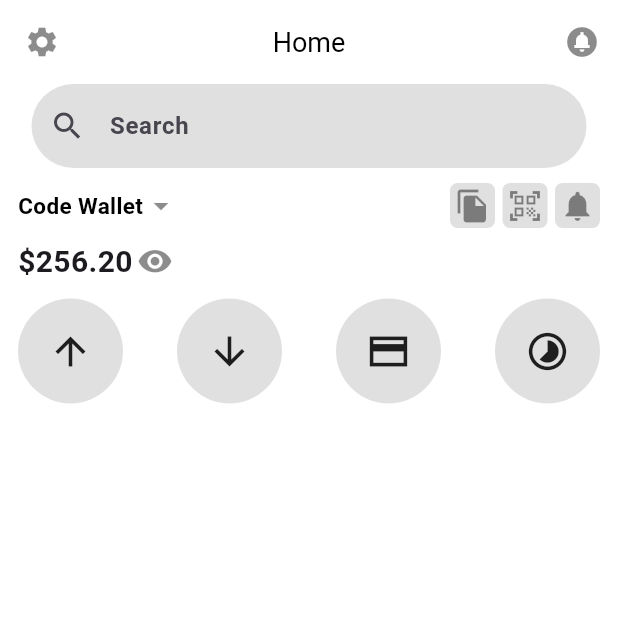
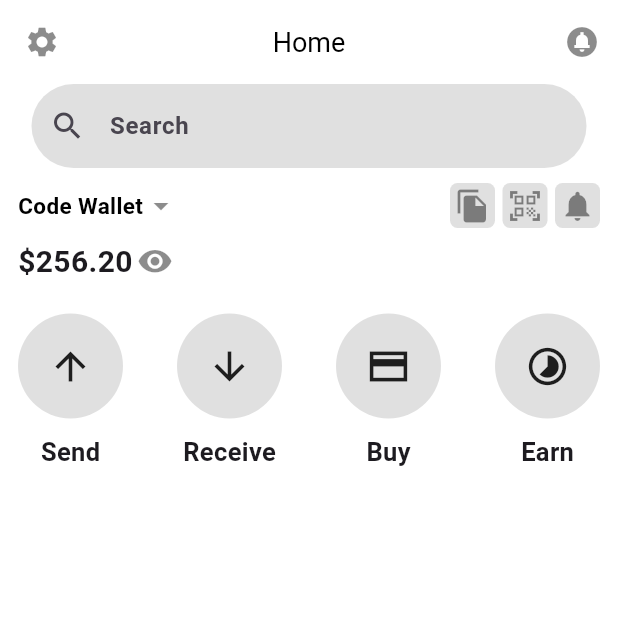
Before and after one commit to hiwaamirii/Trustwallet-UI-Flutter, a Flutter app: the screen it shows after launch, on a phone screen of 412 x 824 dp, the top half of it. Run offline on Flutter 3.47's test engine with Material 3 defaults, Android fonts, the phone set to English and light mode, and no system bars.

Commit message:
Buttons Row Text

```diff
--- a/lib/Screens/home_screen.dart
+++ b/lib/Screens/home_screen.dart
@@ -147,12 +147,14 @@ class _HomeScreenState extends State<HomeScreen> {
               ],
             ),
           ),
-          const SizedBox(height: 10),
+          const SizedBox(height: 20),
           Padding(
             padding: const EdgeInsets.only(right: 12, left: 12),
             child: Row(
               mainAxisAlignment: MainAxisAlignment.spaceBetween,
               children: [
+                Column(
+                  children: <Widget>[
                     Container(
                       width: 70,
                       height: 70,
@@ -167,7 +169,19 @@ class _HomeScreenState extends State<HomeScreen> {
                         ),
                       ),
                     ),
+                    const SizedBox(height: 10),
+                    const Text(
+                      "Send",
+                      style: TextStyle(
+                        fontWeight: FontWeight.w600,
+                        fontSize: 17,
+                      ),
+                    ),
+                  ],
+                ),
                 const SizedBox(width: 10),
+                Column(
+                  children: [
                     Container(
                       width: 70,
                       height: 70,
@@ -182,7 +196,19 @@ class _HomeScreenState extends State<HomeScreen> {
                         ),
                       ),
                     ),
+                    const SizedBox(height: 10),
+                    const Text(
+                      "Receive",
+                      style: TextStyle(
+                        fontWeight: FontWeight.w600,
+                        fontSize: 17,
+                      ),
+                    ),
+                  ],
+                ),
                 const SizedBox(width: 10),
+                Column(
+                  children: [
                     Container(
                       width: 70,
                       height: 70,
@@ -197,7 +223,19 @@ class _HomeScreenState extends State<HomeScreen> {
                         ),
                       ),
                     ),
+                    const SizedBox(height: 10),
+                    const Text(
+                      "Buy",
+                      style: TextStyle(
+                        fontWeight: FontWeight.w600,
+                        fontSize: 17,
+                      ),
+                    ),
+                  ],
+                ),
                 const SizedBox(width: 10),
+                Column(
+                  children: [
                     Container(
                       width: 70,
                       height: 70,
@@ -212,7 +250,24 @@ class _HomeScreenState extends State<HomeScreen> {
                         ),
                       ),
                     ),
+                    const SizedBox(height: 10),
+                    const Text(
+                      "Earn",
+                      style: TextStyle(
+                        fontWeight: FontWeight.w600,
+                        fontSize: 17,
+                      ),
+                    ),
                   ],
+                ),
+              ],
+            ),
+          ),
+          const Padding(
+            padding: EdgeInsets.only(right: 25, left: 25),
+            child: Row(
+              mainAxisAlignment: MainAxisAlignment.spaceBetween,
+              children: [],
             ),
           ),
         ],
```
Lines whose indentation alone changed are shown as unchanged.
